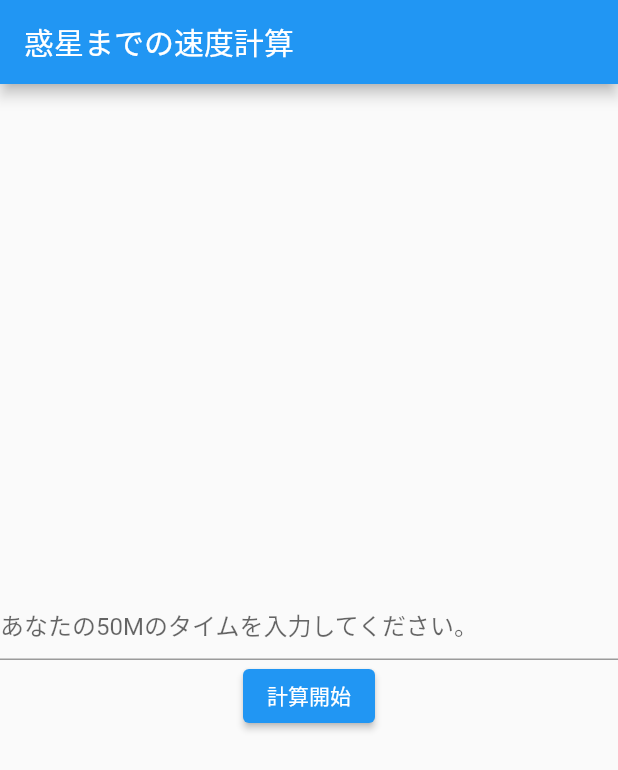
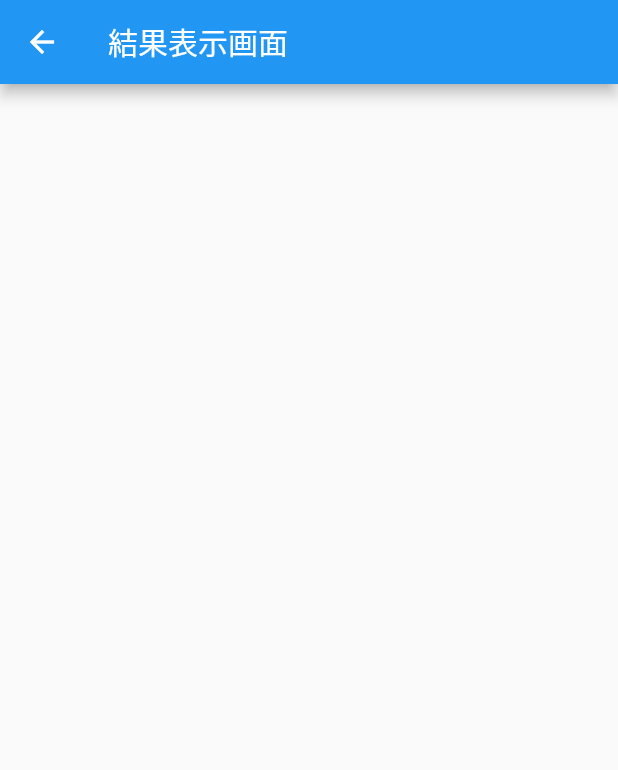
Before and after one commit to createyamada/calcTimeToPlanet, a Flutter app: the screen it shows after launch, after a tap on "計算開始", on a phone screen of 412 x 824 dp. Shown: the top 770 px of the screen. Run offline on Flutter 3.47's test engine with Material 2 defaults, Android fonts, the phone set to English and light mode, and no system bars.

Commit message:
テキスト渡し機能追加

```diff
--- a/lib/main.dart
+++ b/lib/main.dart
@@ -1,3 +1,4 @@
+import 'package:calc_time_to_planet/result_page.dart';
 import 'package:flutter/material.dart';
 
 void main() {
@@ -23,6 +24,8 @@ class calcPage extends StatefulWidget {
 }
 
 class _calcPage extends State<calcPage> {
+  String valueText = '';
+
   @override
   Widget build(BuildContext context) {
     return Scaffold(
@@ -34,12 +37,20 @@ class _calcPage extends State<calcPage> {
           mainAxisAlignment: MainAxisAlignment.center,
           children: [
               TextField(
+                onChanged: (value) {
+                  valueText = value;
+                },
                 decoration: InputDecoration(
                   hintText: 'あなたの50Mのタイムを入力してください。'
                 ),
               ),
               ElevatedButton(
-                onPressed: () {},
+                onPressed: () {
+                  Navigator.push(
+                    context,
+                    MaterialPageRoute(builder: (context) => ResultPage(valueText),)
+                  );
+                },
                 child: Text('計算開始'),
               )
             ]
--- /dev/null
+++ b/lib/result_page.dart
@@ -0,0 +1,23 @@
+
+import 'package:flutter/material.dart';
+
+class ResultPage extends StatelessWidget {
+  ResultPage(this.name);
+  final String name;
+
+  @override
+  Widget build(BuildContext context) {
+    return Scaffold(
+      appBar: AppBar(
+        title: const Text('結果表示画面'),
+      ),
+      body: Center(
+        child: Column(
+          children: [
+            Text(name),
+          ],
+        ) ,
+      ),
+    );
+  }
+}
```
